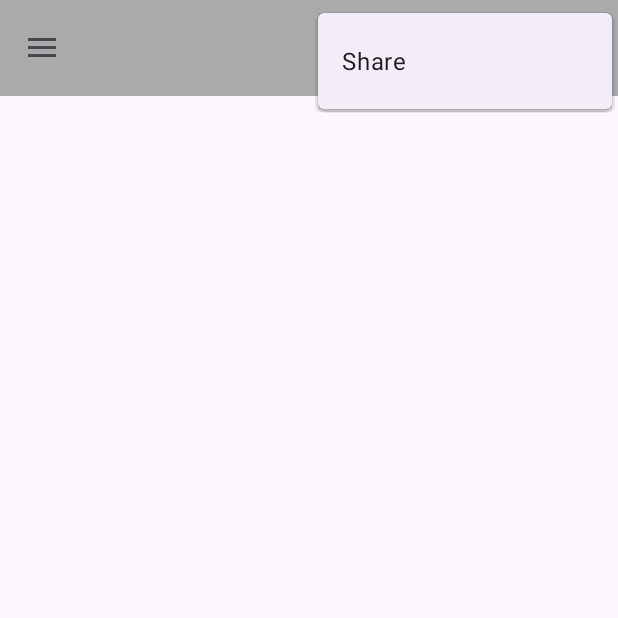
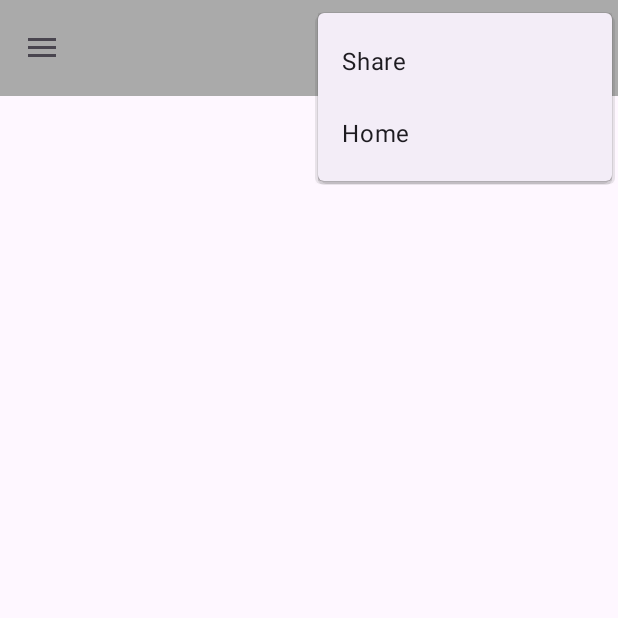
Before and after one commit to SarwanYadav/NavigationDrawer, an Android app: the screen it shows after launch (MainActivity), with the options menu open, on a phone screen of 412 x 824 dp, the top half of it. Run offline under Robolectric (Android 15) with nearby library versions, the phone set to English and light mode, and no system bars.

Commit message:
add home page amazon colon menu commit

```diff
--- a/app/src/main/AndroidManifest.xml
+++ b/app/src/main/AndroidManifest.xml
@@ -13,6 +13,9 @@
         android:theme="@style/Theme.Navigation02"
         tools:targetApi="31">
         <activity
+            android:name=".HomePage"
+            android:exported="false" />
+        <activity
             android:name=".MainActivity"
             android:exported="true">
             <intent-filter>
--- a/app/src/main/res/menu/nav_menu.xml
+++ b/app/src/main/res/menu/nav_menu.xml
@@ -20,7 +20,7 @@
 
     <item android:title="Share"
         android:id="@+id/txtShare"
-        android:icon="@drawable/baseline_share_24"
+        android:icon="@drawable/share"
 
         />
 
--- a/app/src/main/res/menu/option_menu.xml
+++ b/app/src/main/res/menu/option_menu.xml
@@ -2,9 +2,15 @@
 <menu xmlns:android="http://schemas.android.com/apk/res/android">
 
     <item
-                android:id="@+id/share"
-        android:icon="@drawable/baseline_share_24"
+        android:id="@+id/share"
+        android:icon="@drawable/share"
         android:title="Share" />
 
 
+    <item
+        android:id="@+id/home"
+        android:icon="@drawable/baseline_home_24"
+        android:title="Home" />
+
+
 </menu>
```
Also changed, not shown: app/src/main/java/com/example/navigation02/MainActivity.kt (+8 -1 lines), app/src/main/res/drawable/amzon.png (added), app/src/main/res/drawable/share.xml (renamed from app/src/main/res/drawable/baseline_share_24.xml).
